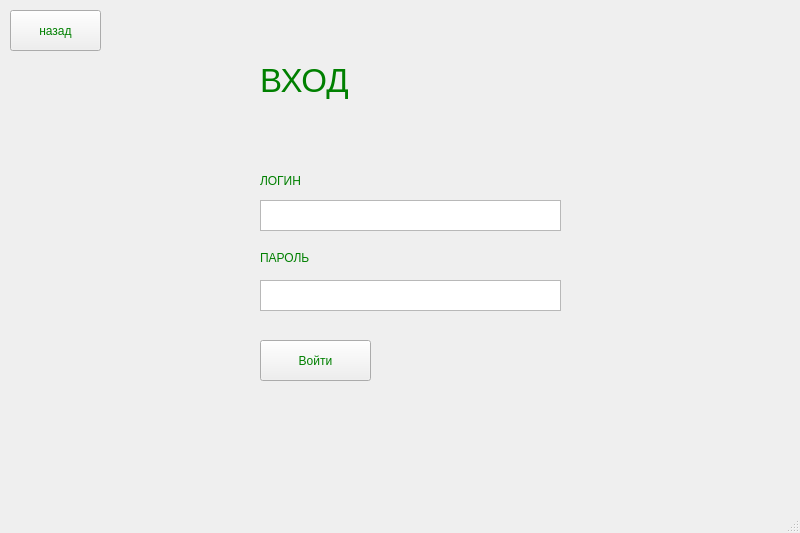
This is ui/login.ui in xruxru24/kirillMusic as Qt 5 draws it before an edit. The edited form follows.
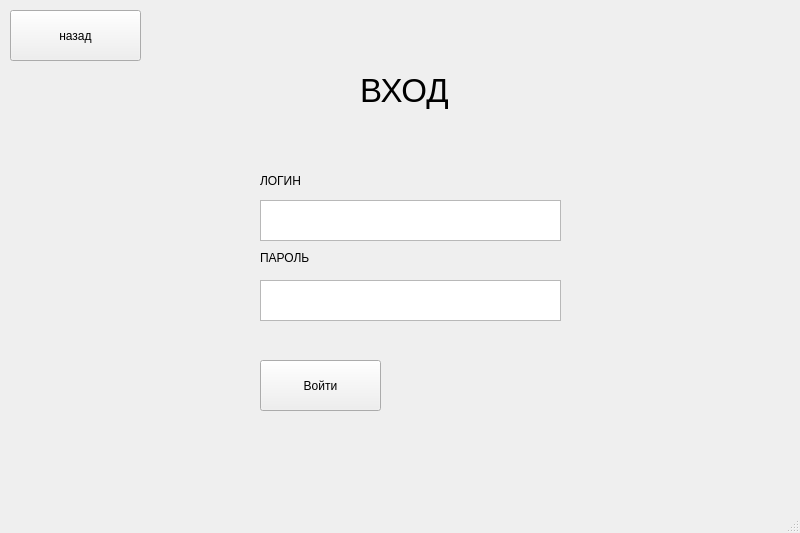
This is the edited form.

```diff
--- a/ui/login.ui
+++ b/ui/login.ui
@@ -14,10 +14,7 @@
    <string>MainWindow</string>
   </property>
   <property name="styleSheet">
-   <string notr="true">QLabel {
-    color: green;
-    text-align: center;
-}</string>
+   <string notr="true"/>
   </property>
   <property name="documentMode">
    <bool>false</bool>
@@ -26,8 +23,8 @@
    <widget class="QLabel" name="label_authorization">
     <property name="geometry">
      <rect>
-      <x>260</x>
-      <y>10</y>
+      <x>360</x>
+      <y>20</y>
       <width>301</width>
       <height>141</height>
      </rect>
@@ -62,7 +59,7 @@
       <x>260</x>
       <y>200</y>
       <width>301</width>
-      <height>31</height>
+      <height>41</height>
      </rect>
     </property>
    </widget>
@@ -72,7 +69,7 @@
       <x>260</x>
       <y>280</y>
       <width>301</width>
-      <height>31</height>
+      <height>41</height>
      </rect>
     </property>
    </widget>
@@ -106,14 +103,13 @@
     <property name="geometry">
      <rect>
       <x>260</x>
-      <y>340</y>
-      <width>111</width>
-      <height>41</height>
+      <y>360</y>
+      <width>121</width>
+      <height>51</height>
      </rect>
     </property>
     <property name="styleSheet">
-     <string notr="true">color: green;
-</string>
+     <string notr="true"/>
     </property>
     <property name="text">
      <string>Войти</string>
@@ -124,12 +120,12 @@
      <rect>
       <x>10</x>
       <y>10</y>
-      <width>91</width>
-      <height>41</height>
+      <width>131</width>
+      <height>51</height>
      </rect>
     </property>
     <property name="styleSheet">
-     <string notr="true">color: green;</string>
+     <string notr="true"/>
     </property>
     <property name="text">
      <string>назад</string>
@@ -138,12 +134,15 @@
    <widget class="QLabel" name="error">
     <property name="geometry">
      <rect>
-      <x>260</x>
-      <y>310</y>
+      <x>250</x>
+      <y>330</y>
       <width>301</width>
       <height>20</height>
      </rect>
     </property>
+    <property name="styleSheet">
+     <string notr="true">color: green;</string>
+    </property>
     <property name="text">
      <string/>
     </property>
```
